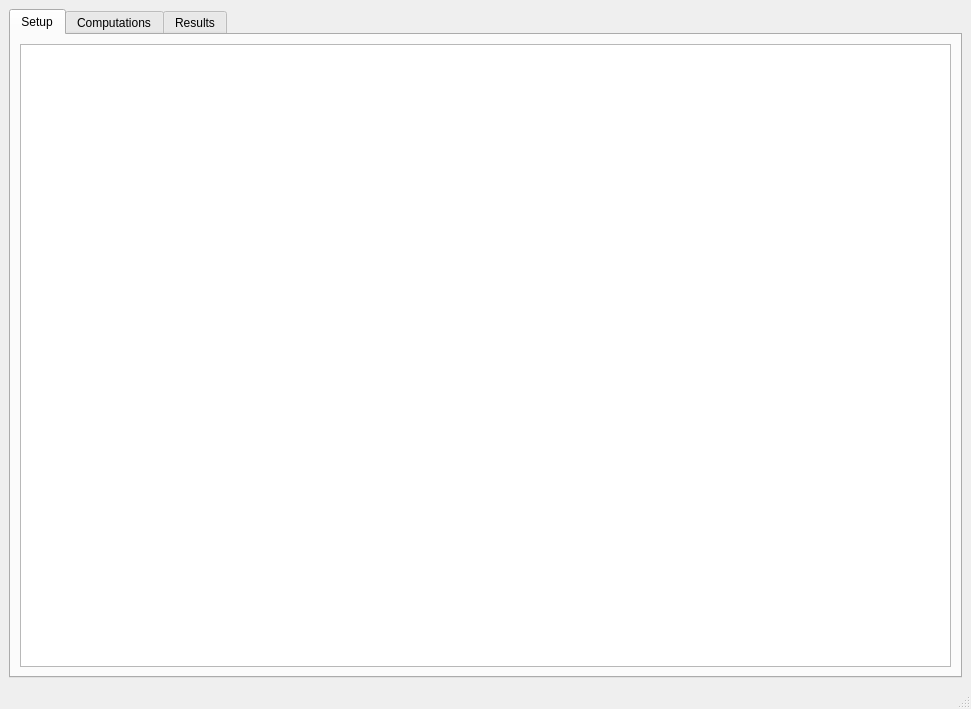
Old version of the form ui/main_window.ui in the repository JulienBrn/GUIAnalysis.
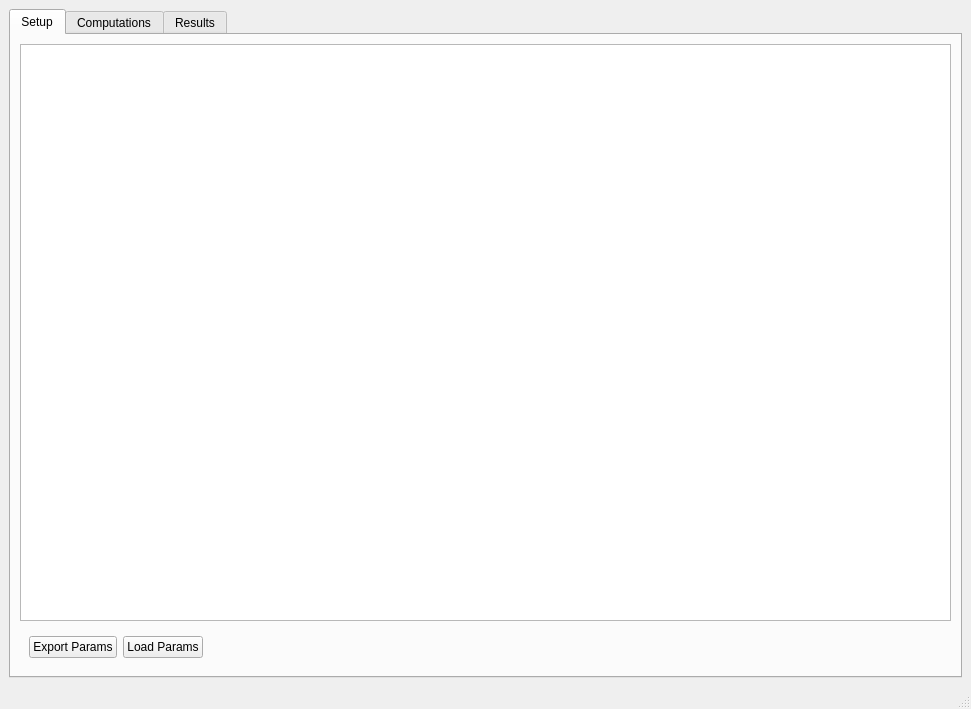
New version of the form. The open tabs and pages were chosen to show the change. Custom widgets are drawn as their Qt base class.

Diff of the .ui file:
```diff
--- a/ui/main_window.ui
+++ b/ui/main_window.ui
@@ -28,6 +28,39 @@
         <item>
          <widget class="QTreeView" name="treeView"/>
         </item>
+        <item>
+         <widget class="QWidget" name="widget_3" native="true">
+          <layout class="QHBoxLayout" name="horizontalLayout_3">
+           <item>
+            <widget class="QPushButton" name="export_params">
+             <property name="text">
+              <string>Export Params</string>
+             </property>
+            </widget>
+           </item>
+           <item>
+            <widget class="QPushButton" name="load_params">
+             <property name="text">
+              <string>Load Params</string>
+             </property>
+            </widget>
+           </item>
+           <item>
+            <spacer name="horizontalSpacer_2">
+             <property name="orientation">
+              <enum>Qt::Horizontal</enum>
+             </property>
+             <property name="sizeHint" stdset="0">
+              <size>
+               <width>40</width>
+               <height>20</height>
+              </size>
+             </property>
+            </spacer>
+           </item>
+          </layout>
+         </widget>
+        </item>
        </layout>
       </widget>
       <widget class="QWidget" name="computation_tab">
```
Left out of the diff: 11 changed lines with no effect on the pictures.
